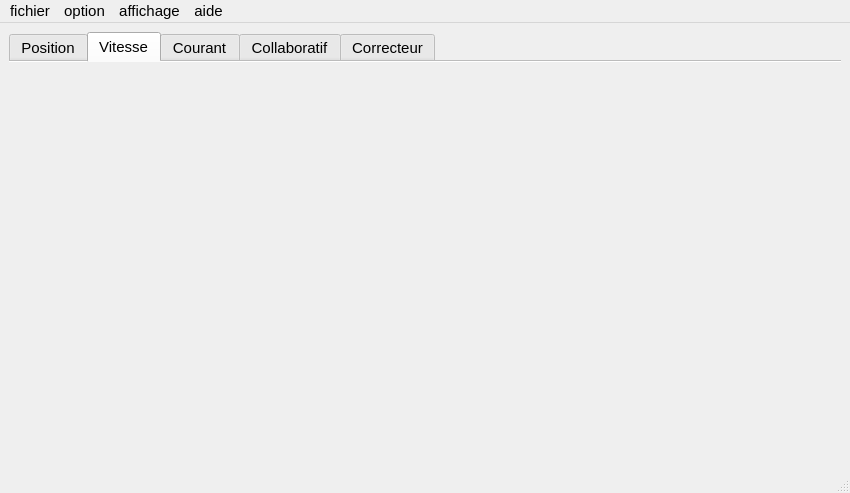
Above: interface.ui from MascarPun/Logiciel_projet_long_commande_collaborative before the change. Below: the same form after it.
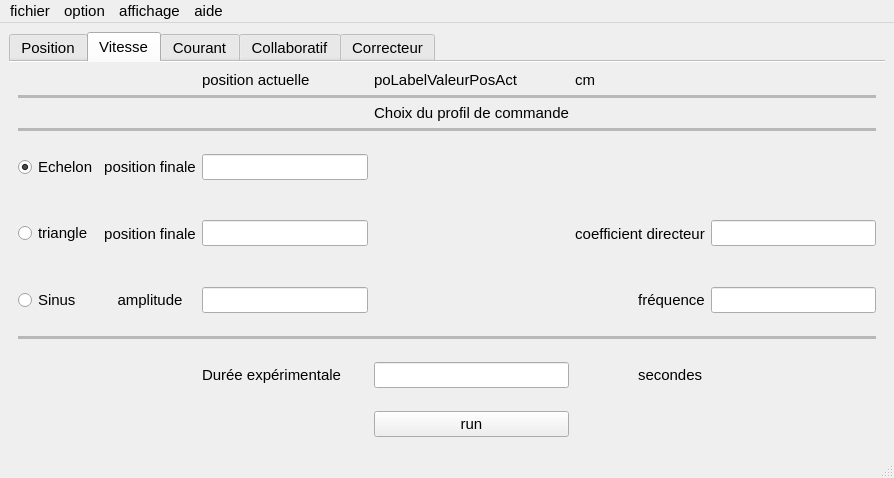
That is the form after the change. The open tabs and pages were chosen to show the change.

Commit message: Modif onglets V/c/Co + Renommage LineEdit

```diff
--- a/interface.ui
+++ b/interface.ui
@@ -6,8 +6,8 @@
    <rect>
     <x>0</x>
     <y>0</y>
-    <width>850</width>
-    <height>493</height>
+    <width>894</width>
+    <height>478</height>
    </rect>
   </property>
   <property name="font">
@@ -362,6 +362,293 @@
        <attribute name="title">
         <string>Vitesse</string>
        </attribute>
+       <layout class="QGridLayout" name="gridLayout_4">
+        <item row="0" column="2">
+         <widget class="QLabel" name="label_16">
+          <property name="text">
+           <string>position actuelle</string>
+          </property>
+         </widget>
+        </item>
+        <item row="0" column="3">
+         <widget class="QLabel" name="poLabelValeurPosAct_2">
+          <property name="text">
+           <string>poLabelValeurPosAct</string>
+          </property>
+         </widget>
+        </item>
+        <item row="0" column="4">
+         <widget class="QLabel" name="label_12">
+          <property name="text">
+           <string>cm</string>
+          </property>
+         </widget>
+        </item>
+        <item row="1" column="0" colspan="7">
+         <widget class="Line" name="line_6">
+          <property name="autoFillBackground">
+           <bool>true</bool>
+          </property>
+          <property name="frameShadow">
+           <enum>QFrame::Sunken</enum>
+          </property>
+          <property name="lineWidth">
+           <number>0</number>
+          </property>
+          <property name="midLineWidth">
+           <number>3</number>
+          </property>
+          <property name="orientation">
+           <enum>Qt::Horizontal</enum>
+          </property>
+         </widget>
+        </item>
+        <item row="2" column="3">
+         <widget class="QLabel" name="label_20">
+          <property name="text">
+           <string>Choix du profil de commande</string>
+          </property>
+          <property name="alignment">
+           <set>Qt::AlignCenter</set>
+          </property>
+         </widget>
+        </item>
+        <item row="3" column="0" colspan="7">
+         <widget class="Line" name="line_4">
+          <property name="autoFillBackground">
+           <bool>true</bool>
+          </property>
+          <property name="frameShadow">
+           <enum>QFrame::Sunken</enum>
+          </property>
+          <property name="lineWidth">
+           <number>0</number>
+          </property>
+          <property name="midLineWidth">
+           <number>3</number>
+          </property>
+          <property name="orientation">
+           <enum>Qt::Horizontal</enum>
+          </property>
+         </widget>
+        </item>
+        <item row="4" column="0">
+         <widget class="QRadioButton" name="radioButton_4">
+          <property name="text">
+           <string>Echelon</string>
+          </property>
+          <property name="checked">
+           <bool>true</bool>
+          </property>
+         </widget>
+        </item>
+        <item row="4" column="1">
+         <widget class="QLabel" name="label_18">
+          <property name="font">
+           <font>
+            <pointsize>11</pointsize>
+           </font>
+          </property>
+          <property name="text">
+           <string>position finale</string>
+          </property>
+          <property name="alignment">
+           <set>Qt::AlignCenter</set>
+          </property>
+         </widget>
+        </item>
+        <item row="4" column="2">
+         <widget class="QLineEdit" name="lineEditPosFEch_v">
+          <property name="text">
+           <string/>
+          </property>
+         </widget>
+        </item>
+        <item row="4" column="3">
+         <spacer name="verticalSpacer_8">
+          <property name="orientation">
+           <enum>Qt::Vertical</enum>
+          </property>
+          <property name="sizeHint" stdset="0">
+           <size>
+            <width>20</width>
+            <height>60</height>
+           </size>
+          </property>
+         </spacer>
+        </item>
+        <item row="5" column="0">
+         <widget class="QRadioButton" name="radioButton_6">
+          <property name="text">
+           <string>triangle</string>
+          </property>
+         </widget>
+        </item>
+        <item row="5" column="1">
+         <widget class="QLabel" name="label_11">
+          <property name="text">
+           <string>position finale</string>
+          </property>
+          <property name="alignment">
+           <set>Qt::AlignCenter</set>
+          </property>
+         </widget>
+        </item>
+        <item row="5" column="2">
+         <widget class="QLineEdit" name="lineEditPosFTri_v">
+          <property name="text">
+           <string/>
+          </property>
+         </widget>
+        </item>
+        <item row="5" column="3">
+         <spacer name="verticalSpacer_5">
+          <property name="orientation">
+           <enum>Qt::Vertical</enum>
+          </property>
+          <property name="sizeHint" stdset="0">
+           <size>
+            <width>20</width>
+            <height>59</height>
+           </size>
+          </property>
+         </spacer>
+        </item>
+        <item row="5" column="4" colspan="2">
+         <widget class="QLabel" name="label_10">
+          <property name="text">
+           <string>coefficient directeur</string>
+          </property>
+          <property name="alignment">
+           <set>Qt::AlignCenter</set>
+          </property>
+         </widget>
+        </item>
+        <item row="5" column="6">
+         <widget class="QLineEdit" name="lineEditCoefDir_v">
+          <property name="text">
+           <string/>
+          </property>
+         </widget>
+        </item>
+        <item row="6" column="0">
+         <widget class="QRadioButton" name="radioButton_5">
+          <property name="text">
+           <string>Sinus</string>
+          </property>
+         </widget>
+        </item>
+        <item row="6" column="1">
+         <widget class="QLabel" name="label_15">
+          <property name="text">
+           <string>amplitude</string>
+          </property>
+          <property name="alignment">
+           <set>Qt::AlignCenter</set>
+          </property>
+         </widget>
+        </item>
+        <item row="6" column="2">
+         <widget class="QLineEdit" name="lineEditAmp_v">
+          <property name="text">
+           <string/>
+          </property>
+         </widget>
+        </item>
+        <item row="6" column="3">
+         <spacer name="verticalSpacer_6">
+          <property name="orientation">
+           <enum>Qt::Vertical</enum>
+          </property>
+          <property name="sizeHint" stdset="0">
+           <size>
+            <width>20</width>
+            <height>60</height>
+           </size>
+          </property>
+         </spacer>
+        </item>
+        <item row="6" column="5">
+         <widget class="QLabel" name="label_9">
+          <property name="text">
+           <string>fréquence</string>
+          </property>
+          <property name="alignment">
+           <set>Qt::AlignCenter</set>
+          </property>
+         </widget>
+        </item>
+        <item row="6" column="6">
+         <widget class="QLineEdit" name="lineEditFreq_v">
+          <property name="text">
+           <string/>
+          </property>
+         </widget>
+        </item>
+        <item row="7" column="0" colspan="7">
+         <widget class="Line" name="line_5">
+          <property name="autoFillBackground">
+           <bool>true</bool>
+          </property>
+          <property name="frameShadow">
+           <enum>QFrame::Sunken</enum>
+          </property>
+          <property name="lineWidth">
+           <number>0</number>
+          </property>
+          <property name="midLineWidth">
+           <number>3</number>
+          </property>
+          <property name="orientation">
+           <enum>Qt::Horizontal</enum>
+          </property>
+         </widget>
+        </item>
+        <item row="8" column="2">
+         <widget class="QLabel" name="label_19">
+          <property name="text">
+           <string>Durée expérimentale</string>
+          </property>
+         </widget>
+        </item>
+        <item row="8" column="3">
+         <widget class="QLineEdit" name="lineEditDur_v">
+          <property name="text">
+           <string/>
+          </property>
+         </widget>
+        </item>
+        <item row="8" column="5">
+         <widget class="QLabel" name="label_17">
+          <property name="text">
+           <string>secondes</string>
+          </property>
+         </widget>
+        </item>
+        <item row="8" column="6">
+         <spacer name="verticalSpacer_7">
+          <property name="orientation">
+           <enum>Qt::Vertical</enum>
+          </property>
+          <property name="sizeType">
+           <enum>QSizePolicy::Expanding</enum>
+          </property>
+          <property name="sizeHint" stdset="0">
+           <size>
+            <width>20</width>
+            <height>59</height>
+           </size>
+          </property>
+         </spacer>
+        </item>
+        <item row="9" column="3">
+         <widget class="QPushButton" name="runPos_2">
+          <property name="text">
+           <string>run</string>
+          </property>
+         </widget>
+        </item>
+       </layout>
       </widget>
       <widget class="QWidget" name="courantTab">
        <property name="autoFillBackground">
@@ -393,8 +680,8 @@
     <rect>
      <x>0</x>
      <y>0</y>
-     <width>850</width>
-     <height>26</height>
+     <width>894</width>
+     <height>21</height>
     </rect>
    </property>
    <widget class="QMenu" name="menuFile">
```
Left out of the diff: 586 changed lines with no effect on the pictures.
